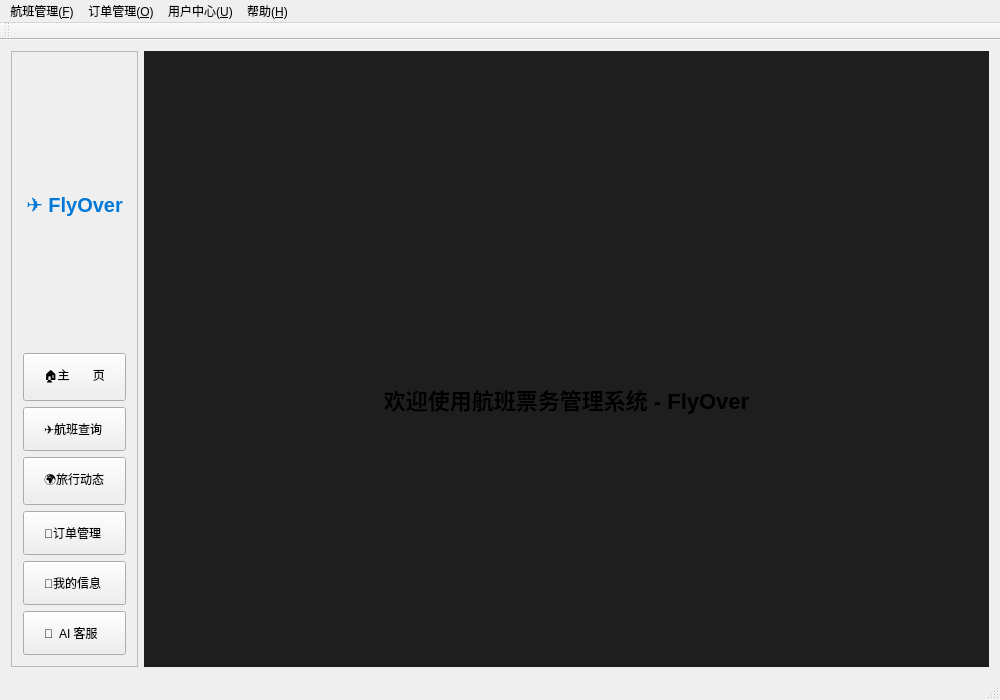
Old version of the form mainwindow.ui in the repository sheldonshi115/Flight_Tickets_System-FlyOver-.
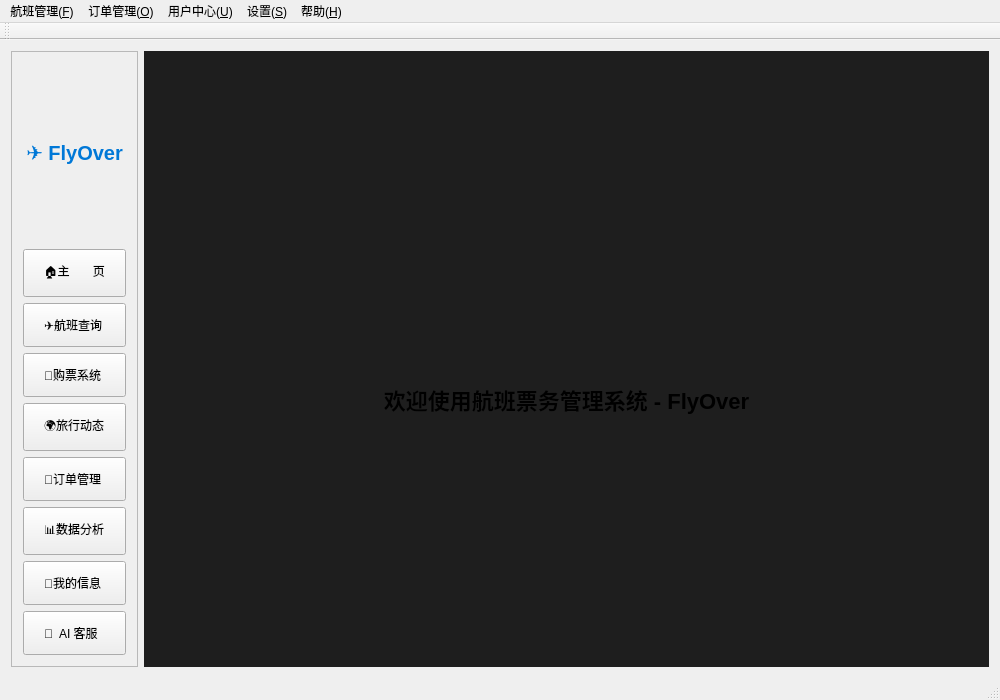
New version of the form.

```diff
--- a/mainwindow.ui
+++ b/mainwindow.ui
@@ -40,7 +40,7 @@
           <string notr="true">text-align: left; padding: 12px 20px;</string>
          </property>
          <property name="text">
-          <string>🏠主       页</string>
+                                        <string>🏠主       页</string>
          </property>
         </widget>
        </item>
@@ -54,6 +54,16 @@
          </property>
         </widget>
        </item>
+                            <item>
+                                <widget class="QPushButton" name="btnTicketBooking">
+                                    <property name="styleSheet">
+                                        <string notr="true">text-align: left; padding: 12px 20px;</string>
+                                    </property>
+                                    <property name="text">
+                                        <string>🛫购票系统</string>
+                                    </property>
+                                </widget>
+                            </item>
        <item>
         <widget class="QPushButton" name="travelbutton">
          <property name="styleSheet">
@@ -74,6 +84,16 @@
          </property>
         </widget>
        </item>
+                            <item>
+                                <widget class="QPushButton" name="btnDataAnalytics">
+                                    <property name="styleSheet">
+                                        <string notr="true">text-align: left; padding: 12px 20px;</string>
+                                    </property>
+                                    <property name="text">
+                                        <string>📊数据分析</string>
+                                    </property>
+                                </widget>
+                            </item>
        <item>
         <widget class="QPushButton" name="btnProfile">
          <property name="styleSheet">
@@ -202,9 +222,16 @@
     </property>
     <addaction name="actionAbout"/>
    </widget>
+            <widget class="QMenu" name="menuSettings">
+                <property name="title">
+                    <string>设置(&amp;S)</string>
+                </property>
+                <addaction name="actionToggleTheme"/>
+            </widget>
    <addaction name="menuFlights"/>
    <addaction name="menuOrders"/>
    <addaction name="menuUser"/>
+            <addaction name="menuSettings"/>
    <addaction name="menuHelp"/>
   </widget>
   <widget class="QToolBar" name="mainToolBar">
```
Left out of the diff: 12 changed lines with no effect on the pictures. Lines whose indentation alone changed are shown as unchanged.
